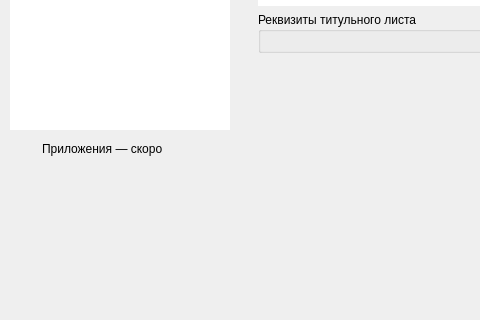
This is src/ui/designer/constructor_window.ui in bordaregos/Voskresensk_ballons as Qt 5 draws it before an edit; both pictures show x 0 to 480 and y 100 to 420 of the 900 by 640 pixel window. The edited form follows.
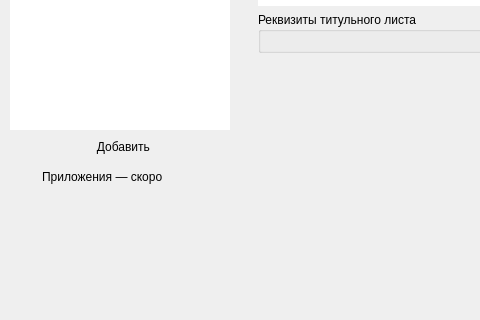
This is the edited form.

Commit message: feat: конструктор документов — точнее по мокапу (заголовок группы, «Добавить», breadcrumb)

Diff of the .ui file:
```diff
--- a/src/ui/designer/constructor_window.ui
+++ b/src/ui/designer/constructor_window.ui
@@ -63,6 +63,13 @@
             </property>
            </widget>
           </item>
+          <item>
+           <widget class="QPushButton" name="addTitleVariantBtn">
+            <property name="text"><string>  Добавить</string></property>
+            <property name="flat"><bool>true</bool></property>
+            <property name="cursor"><cursorShape>PointingHandCursor</cursorShape></property>
+           </widget>
+          </item>
           <item>
            <widget class="QWidget" name="appendicesSoonRow">
             <property name="toolTip"><string>Появится в Phase 2</string></property>
```
The commit also changes 2 other files.
